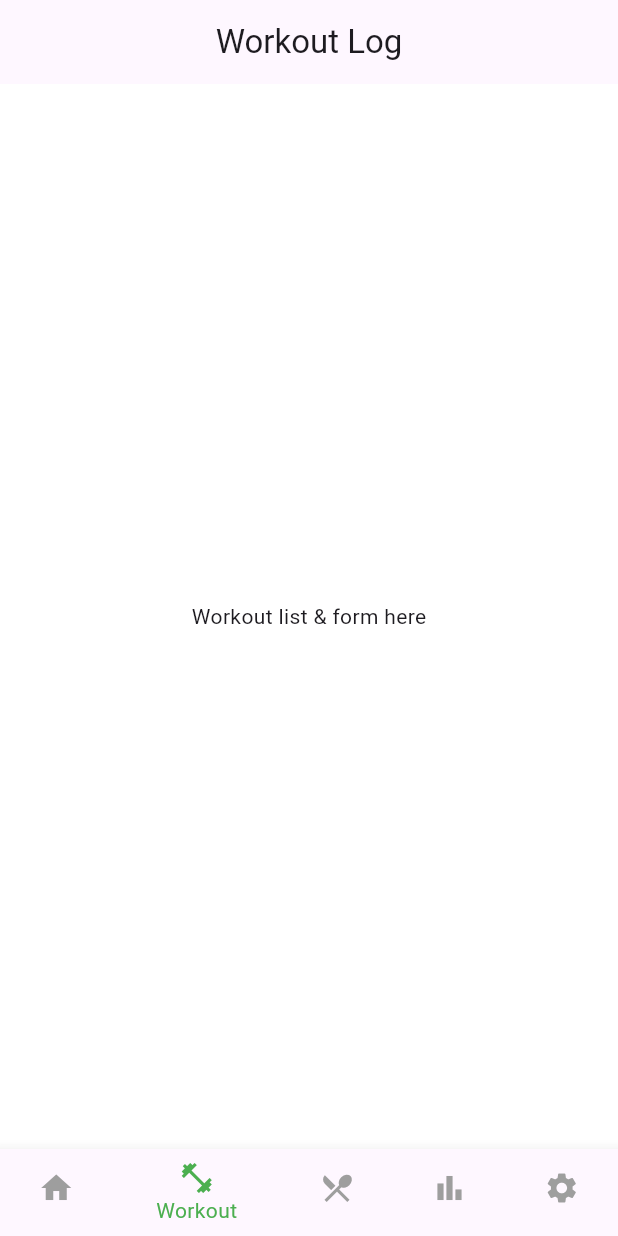
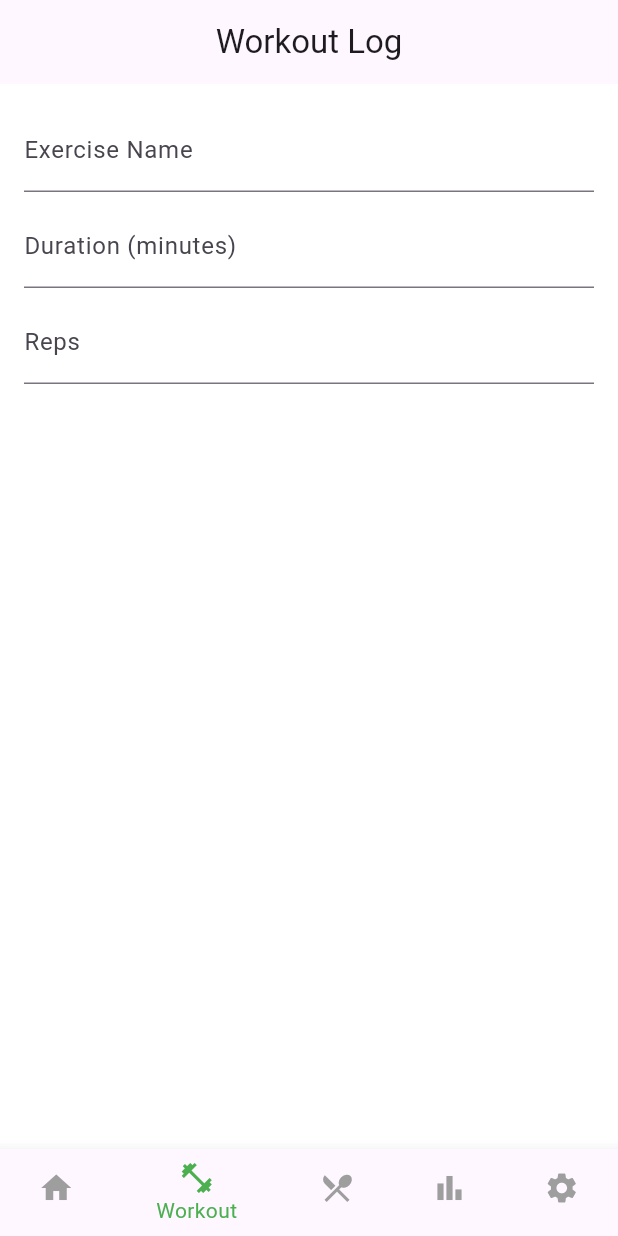
Before and after one commit to 002891677/Group_Project1, a Flutter app: the screen it shows after launch, item 2 of the bottom bar chosen, on a phone screen of 412 x 824 dp. Run offline on Flutter 3.47's test engine with Material 3 defaults, Android fonts, the phone set to English and light mode, and no system bars.

Commit message:
feat(workout): add form fields for name, duration and reps

```diff
--- a/lib/screens/workout_log.dart
+++ b/lib/screens/workout_log.dart
@@ -7,11 +7,35 @@ class WorkoutLogScreen extends StatefulWidget {
 }
 
 class _WorkoutLogScreenState extends State<WorkoutLogScreen> {
+  final _nameCtrl = TextEditingController();
+  final _durationCtrl = TextEditingController();
+  final _repsCtrl = TextEditingController();
+
   @override
   Widget build(BuildContext context) {
     return Scaffold(
       appBar: AppBar(title: const Text('Workout Log')),
-      body: const Center(child: Text('Workout list & form here')),
+      body: Padding(
+        padding: const EdgeInsets.all(16),
+        child: Column(
+          children: [
+            TextField(
+                controller: _nameCtrl,
+                decoration: const InputDecoration(labelText: 'Exercise Name')),
+            const SizedBox(height: 8),
+            TextField(
+                controller: _durationCtrl,
+                keyboardType: TextInputType.number,
+                decoration:
+                    const InputDecoration(labelText: 'Duration (minutes)')),
+            const SizedBox(height: 8),
+            TextField(
+                controller: _repsCtrl,
+                keyboardType: TextInputType.number,
+                decoration: const InputDecoration(labelText: 'Reps')),
+          ],
+        ),
+      ),
     );
   }
 }
```
